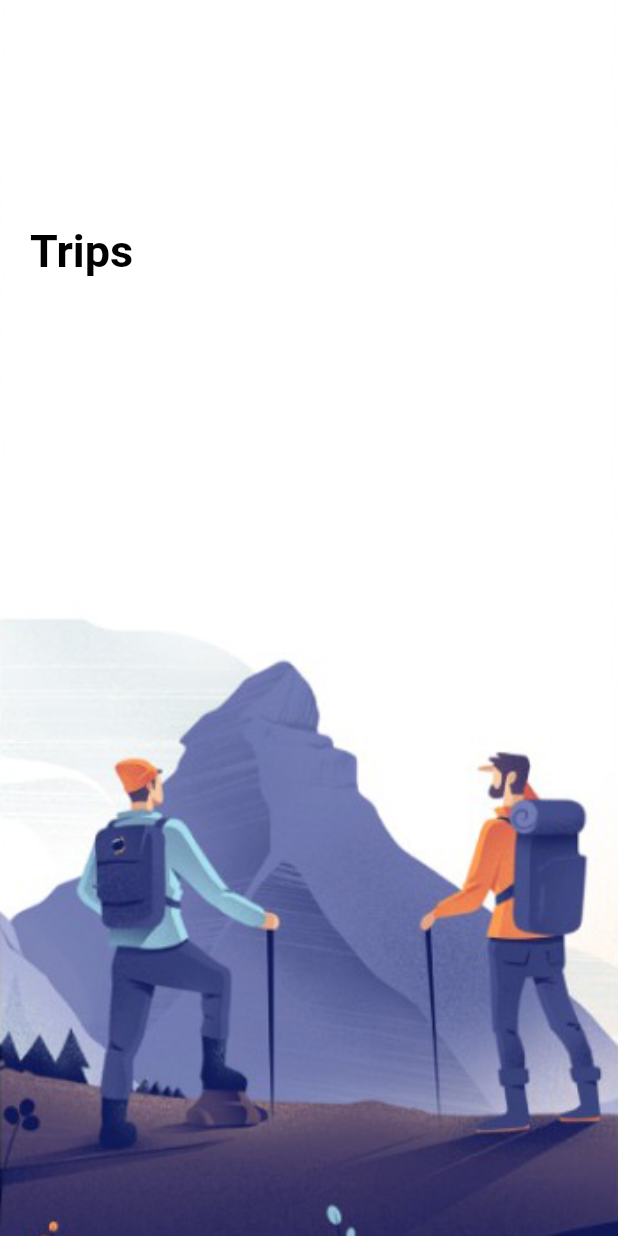
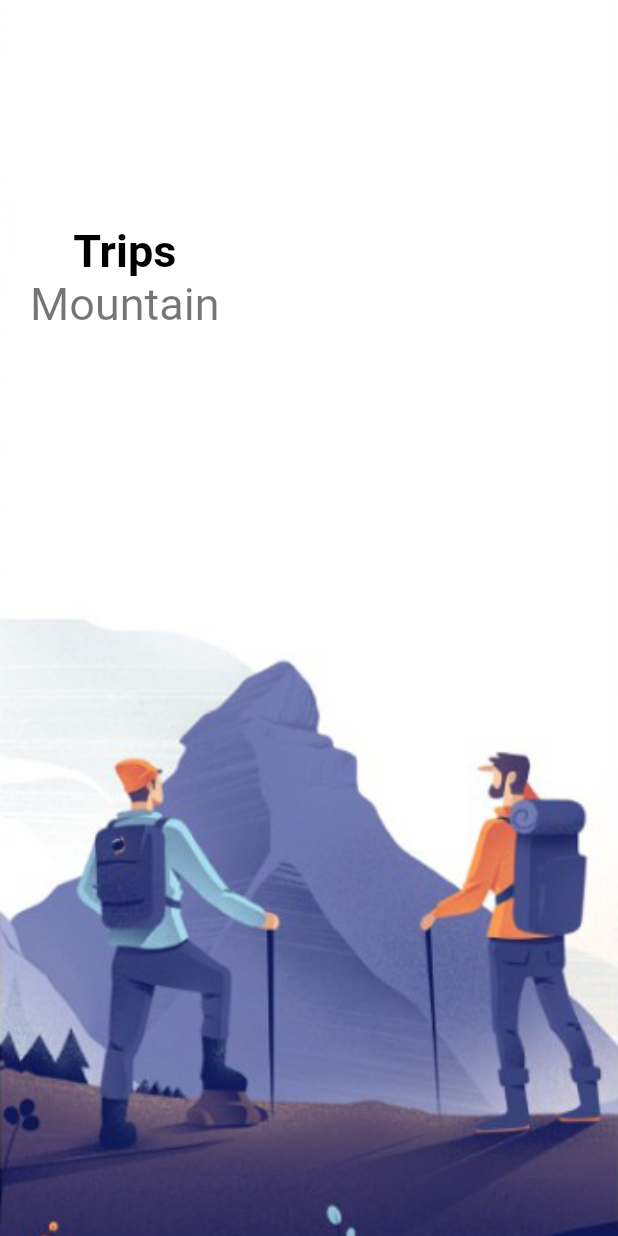
Before and after one commit to imjmakki/Travel-App, a Flutter app: the screen it shows after launch, on a phone screen of 412 x 824 dp. Run offline on Flutter 3.47's test engine with Material 2 defaults, Android fonts, the phone set to English and light mode, and no system bars.

Commit message:
Travel Project

```diff
--- a/lib/pages/welcome_page.dart
+++ b/lib/pages/welcome_page.dart
@@ -1,5 +1,6 @@
 import 'package:flutter/material.dart';
 import 'package:travel/widgets/app_large_text.dart';
+import 'package:travel/widgets/app_text.dart';
 
 class WelcomePage extends StatefulWidget {
   const WelcomePage({Key? key}) : super(key: key);
@@ -37,6 +38,10 @@ class _WelcomePageState extends State<WelcomePage> {
                     Column(
                       children: [
                         AppLargeText(text: "Trips"),
+                        AppText(
+                          text: "Mountain",
+                          size: 30,
+                        )
                       ],
                     ),
                   ],
```
